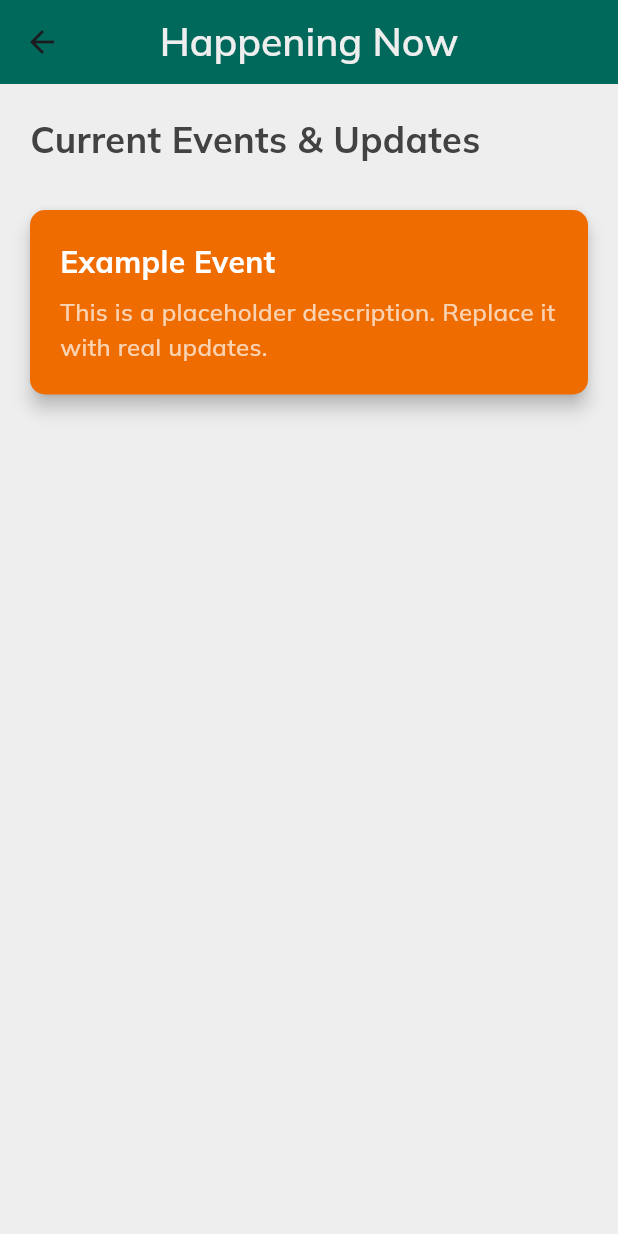
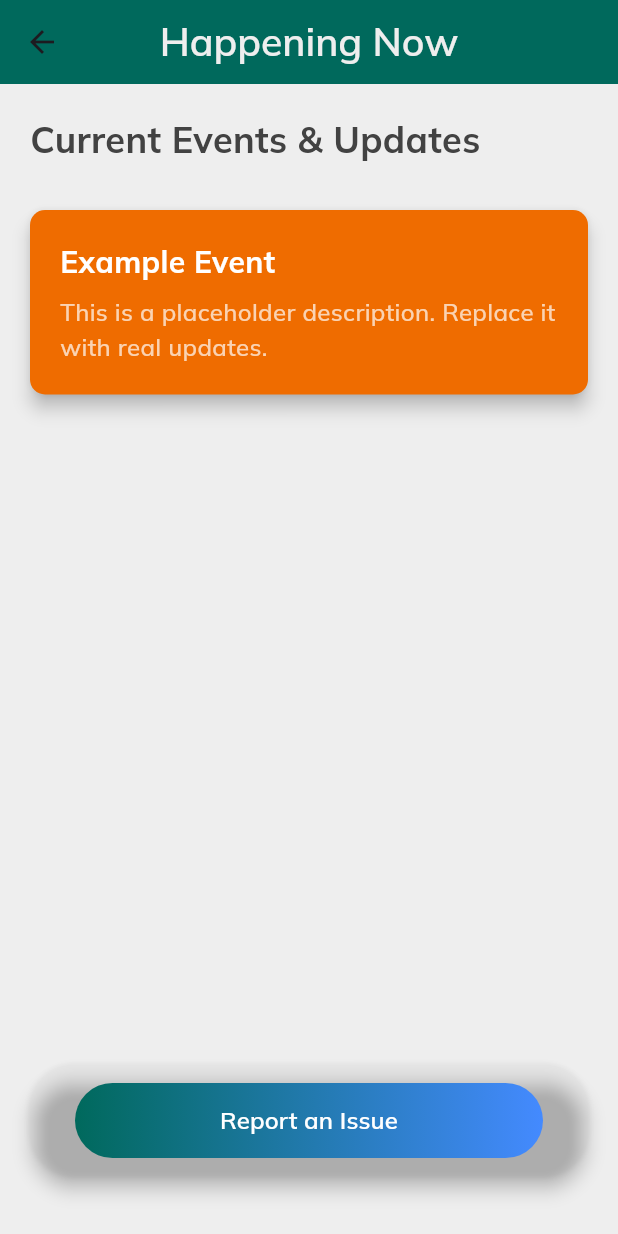
Before and after one commit to OutOfFuel16/Sustain_Upgrade, a Flutter app: the screen it shows once a user with an empty profile is signed in, item 2 of the bottom bar chosen, after a tap on "Happening Now", on a phone screen of 412 x 824 dp. Run offline on Flutter 3.47's test engine with Material 3 defaults, Android fonts, the phone set to English and light mode, and no system bars; our stand-ins replace animated_splash_screen, animated_text_kit, dash_chat_2, firebase_auth, firebase_core, fl_chart and 7 more; missing offline and left inert: animated_button_bar, syncfusion_flutter_maps; accounts and stored records are empty; network calls fail; project files that could hold a hidden picture were left out.

Commit message:
added buttn

```diff
--- a/lib/pages/happening_now.dart
+++ b/lib/pages/happening_now.dart
@@ -1,5 +1,6 @@
 import 'package:flutter/material.dart';
 import 'package:google_fonts/google_fonts.dart';
+import 'add_data_screen.dart'; // Make sure to import the AddDataScreen
 
 class HappeningNowPage extends StatelessWidget {
   const HappeningNowPage({super.key});
@@ -44,11 +45,68 @@ class HappeningNowPage extends StatelessWidget {
                   // Add updates dynamically here.
                   _buildUpdateCard(
                     title: "Example Event",
-                    description: "This is a placeholder description. Replace it with real updates.",
+                    description:
+                        "This is a placeholder description. Replace it with real updates.",
                     color: Colors.orange[800]!,
                   ),
                   // Add more cards dynamically when updates are available.
                 ],
+              ),
+            ),
+            // Add the "Add Data" button here with gradient background
+            Padding(
+              padding: const EdgeInsets.only(
+                  bottom: 20), // Padding for the button from the bottom
+              child: Center(
+                child: ElevatedButton(
+                  onPressed: () {
+                    // Navigate to AddDataScreen when button is pressed
+                    Navigator.push(
+                      context,
+                      MaterialPageRoute(
+                        builder: (context) =>
+                            AddDataScreen(), // Navigate to the AddDataScreen
+                      ),
+                    );
+                  },
+                  style: ButtonStyle(
+                    minimumSize: MaterialStateProperty.all(Size(double.infinity,
+                        50)), // Button width to take full space
+                    padding: MaterialStateProperty.all(
+                        EdgeInsets.symmetric(horizontal: 30, vertical: 12)),
+                    shape: MaterialStateProperty.all(RoundedRectangleBorder(
+                      borderRadius: BorderRadius.circular(30),
+                    )),
+                    backgroundColor: MaterialStateProperty.all(Colors
+                        .transparent), // Transparent background for the gradient
+                    elevation: MaterialStateProperty.all(5),
+                  ),
+                  child: Ink(
+                    decoration: BoxDecoration(
+                      gradient: LinearGradient(
+                        colors: [Colors.teal[800]!, Colors.blueAccent],
+                        begin: Alignment.centerLeft,
+                        end: Alignment.centerRight,
+                      ),
+                      borderRadius: BorderRadius.circular(30),
+                    ),
+                    child: Container(
+                      constraints: BoxConstraints(
+                          maxWidth: double.infinity, minHeight: 50),
+                      alignment: Alignment.center,
+                      child: Text(
+                        "Report an Issue",
+                        style: GoogleFonts.mulish(
+                          textStyle: TextStyle(
+                            color: Colors.white,
+                            fontWeight: FontWeight.w600,
+                            fontSize: 16,
+                          ),
+                        ),
+                      ),
+                    ),
+                  ),
+                ),
               ),
             ),
           ],
```
